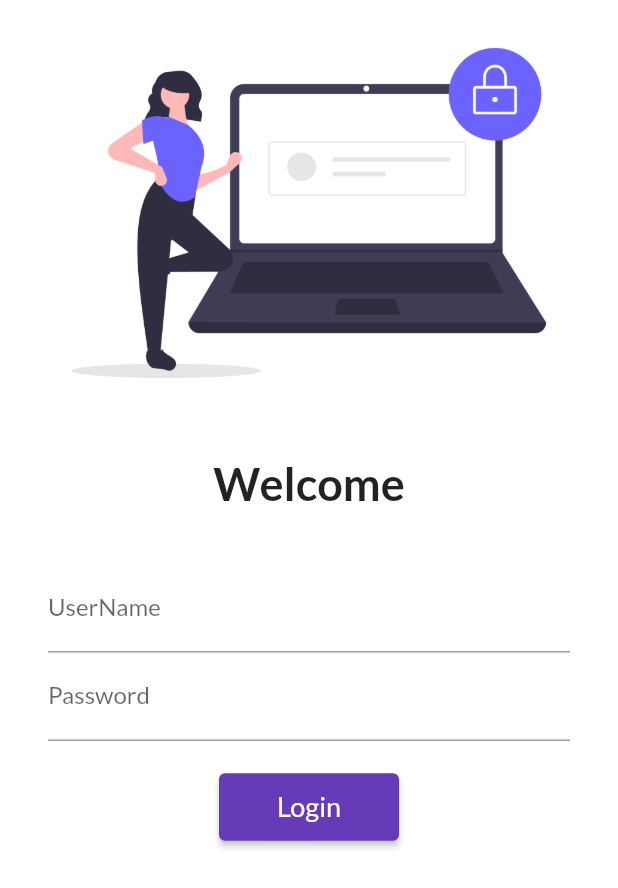
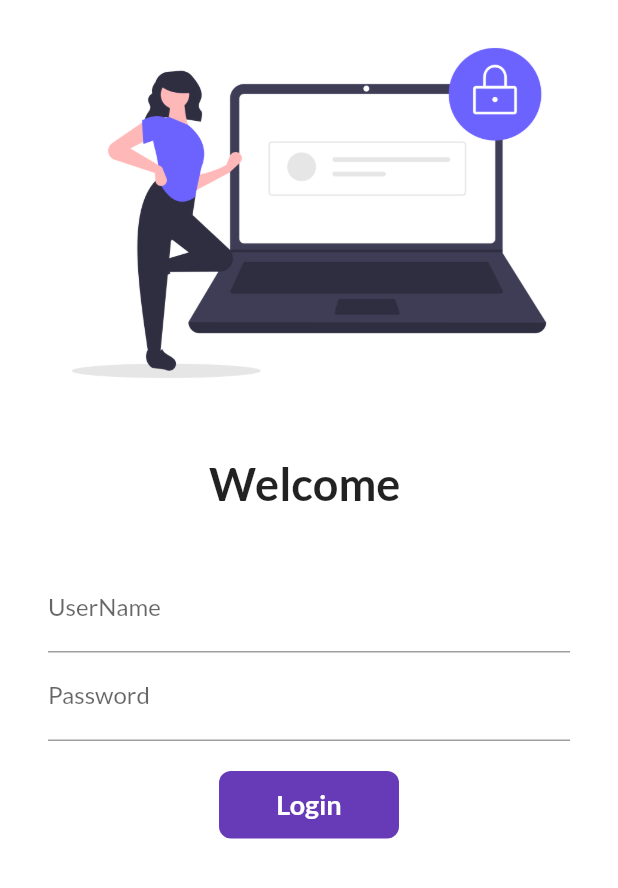
Before and after one commit to Lucifer203/Flutter_catalog_listing_app, a Flutter app: the screen it shows after launch, on a phone screen of 412 x 824 dp. Shown: the top 888 px of the screen. Run offline on Flutter 3.47's test engine with Material 2 defaults, Android fonts, the phone set to English and light mode, and no system bars; our stand-ins replace google_fonts.

Commit message:
Day6 completed

```diff
--- a/lib/main.dart
+++ b/lib/main.dart
@@ -24,7 +24,7 @@ class MyApp extends StatelessWidget {
       darkTheme: ThemeData(
         brightness: Brightness.dark,
       ),
-      // initialRoute: "/home",
+      initialRoute: MyRoutes.loginRoute,
       routes: {
         "/": (context) => LoginPage(),
         MyRoutes.homeRoute: (context) => HomePage(),
--- a/lib/pages/login_page.dart
+++ b/lib/pages/login_page.dart
@@ -1,7 +1,14 @@
 import 'package:flutter/material.dart';
 import 'package:flutter_cataloge/utils/routes.dart';
 
-class LoginPage extends StatelessWidget {
+class LoginPage extends StatefulWidget {
+  @override
+  State<LoginPage> createState() => _LoginPageState();
+}
+
+class _LoginPageState extends State<LoginPage> {
+  String name = "";
+  bool changeButton = false;
   @override
   Widget build(BuildContext context) {
     return Material(
@@ -17,7 +24,7 @@ class LoginPage extends StatelessWidget {
                 height: 20.0,
               ),
               Text(
-                "Welcome",
+                "Welcome $name",
                 style: TextStyle(
                   fontSize: 30,
                   fontWeight: FontWeight.bold,
@@ -35,6 +42,10 @@ class LoginPage extends StatelessWidget {
                         hintText: "Enter your username:",
                         labelText: "UserName",
                       ),
+                      onChanged: (value) {
+                        name = value;
+                        setState(() {});
+                      },
                     ),
                     TextFormField(
                       obscureText: true,
@@ -46,16 +57,53 @@ class LoginPage extends StatelessWidget {
                     SizedBox(
                       height: 20.0,
                     ),
-                    ElevatedButton(
-                      child: Text(
-                        "Login",
-                        style: TextStyle(fontSize: 18),
-                      ),
-                      style: TextButton.styleFrom(minimumSize: Size(120, 45)),
-                      onPressed: () {
+
+                    InkWell(
+                      onTap: () async {
+                        setState(() {
+                          changeButton = true;
+                        });
+                        await Future.delayed(Duration(seconds: 1));
                         Navigator.pushNamed(context, MyRoutes.homeRoute);
                       },
-                    )
+                      child: AnimatedContainer(
+                        duration: Duration(seconds: 1),
+                        height: 45,
+                        width: changeButton ? 50 : 120,
+                        //color: Colors.deepPurple,
+                        alignment: Alignment.center,
+                        child: changeButton
+                            ? Icon(
+                                Icons.done,
+                                color: Colors.white,
+                              )
+                            : Text(
+                                "Login",
+                                style: TextStyle(
+                                    fontSize: 18,
+                                    fontWeight: FontWeight.bold,
+                                    color: Colors.white),
+                              ),
+                        decoration: BoxDecoration(
+                          color: Colors.deepPurple,
+                          // shape: changeButton
+                          //     ? BoxShape.circle
+                          //     : BoxShape.rectangle,
+                          borderRadius:
+                              BorderRadius.circular(changeButton ? 50 : 8),
+                        ),
+                      ),
+                    ),
+                    // ElevatedButton(
+                    //   child: Text(
+                    //     "Login",
+                    //     style: TextStyle(fontSize: 18),
+                    //   ),
+                    //   style: TextButton.styleFrom(minimumSize: Size(120, 45)),
+                    //   onPressed: () {
+                    //     Navigator.pushNamed(context, MyRoutes.homeRoute);
+                    //   },
+                    // )
                   ],
                 ),
               ),
```
